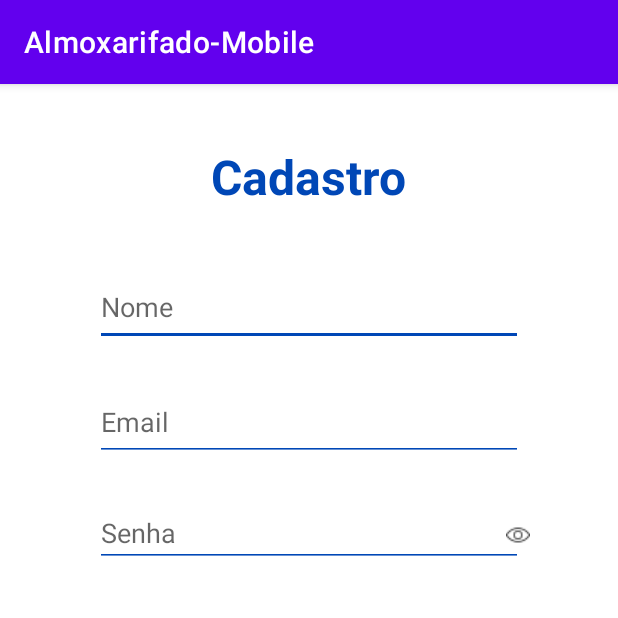
After one commit to FelipeMielkeVieira/AlmoxarifadoMobile, an Android app: the CadastroActivity screen opened directly, with no data from a screen before it, on a phone screen of 412 x 824 dp, the top half of it. The commit adds this screen. Run offline under Robolectric (Android 15) with nearby library versions, the phone set to English and light mode, and no system bars.

Commit message:
31/01 - 21:27

```diff
--- a/app/src/main/AndroidManifest.xml
+++ b/app/src/main/AndroidManifest.xml
@@ -19,6 +19,7 @@
             </intent-filter>
         </activity>
         <activity android:name=".HomeActivity"></activity>
+        <activity android:name=".CadastroActivity"></activity>
     </application>
 
 </manifest>
--- /dev/null
+++ b/app/src/main/java/com/example/almoxarifado_mobile/CadastroActivity.java
@@ -0,0 +1,14 @@
+package com.example.almoxarifado_mobile;
+
+import android.os.Bundle;
+
+import androidx.appcompat.app.AppCompatActivity;
+
+public class CadastroActivity extends AppCompatActivity {
+
+    @Override
+    protected void onCreate(Bundle savedInstanceState) {
+        super.onCreate(savedInstanceState);
+        setContentView(R.layout.activity_cadastro);
+    }
+}
--- /dev/null
+++ b/app/src/main/res/layout/activity_cadastro.xml
@@ -0,0 +1,79 @@
+<?xml version="1.0" encoding="utf-8"?>
+<androidx.constraintlayout.widget.ConstraintLayout xmlns:android="http://schemas.android.com/apk/res/android"
+    xmlns:app="http://schemas.android.com/apk/res-auto"
+    xmlns:tools="http://schemas.android.com/tools"
+    android:layout_width="match_parent"
+    android:layout_height="match_parent">
+
+    <TextView
+        android:id="@+id/textView4"
+        style="@style/tituloLogin"
+        android:layout_width="wrap_content"
+        android:layout_height="wrap_content"
+        android:layout_marginStart="135dp"
+        android:layout_marginTop="40dp"
+        android:layout_marginEnd="135dp"
+        android:text="Cadastro"
+        app:drawableTint="#0047B6"
+        app:layout_constraintEnd_toEndOf="parent"
+        app:layout_constraintStart_toStartOf="parent"
+        app:layout_constraintTop_toTopOf="parent" />
+
+    <EditText
+        android:id="@+id/editTextTextPersonName3"
+        style="@style/inputLogin"
+        android:layout_width="285dp"
+        android:layout_height="51dp"
+        android:layout_marginStart="40dp"
+        android:layout_marginTop="40dp"
+        android:layout_marginEnd="40dp"
+        android:ems="10"
+        android:hint="Nome"
+        android:inputType="textPersonName"
+        app:layout_constraintEnd_toEndOf="parent"
+        app:layout_constraintStart_toStartOf="parent"
+        app:layout_constraintTop_toBottomOf="@+id/textView4" />
+
+    <EditText
+        android:id="@+id/editTextTextPersonName5"
+        style="@style/inputLogin"
+        android:layout_width="285dp"
+        android:layout_height="51dp"
+        android:layout_marginStart="40dp"
+        android:layout_marginTop="25dp"
+        android:layout_marginEnd="40dp"
+        android:ems="10"
+        android:hint="Email"
+        android:inputType="textPersonName"
+        app:layout_constraintEnd_toEndOf="parent"
+        app:layout_constraintStart_toStartOf="parent"
+        app:layout_constraintTop_toBottomOf="@+id/editTextTextPersonName3" />
+
+    <EditText
+        android:id="@+id/editTextTextPersonName6"
+        style="@style/inputLogin"
+        android:layout_width="285dp"
+        android:layout_height="0dp"
+        android:layout_marginStart="40dp"
+        android:layout_marginTop="25dp"
+        android:layout_marginEnd="40dp"
+        android:ems="10"
+        android:hint="Senha"
+        android:inputType="textPersonName"
+        app:layout_constraintEnd_toEndOf="parent"
+        app:layout_constraintStart_toStartOf="parent"
+        app:layout_constraintTop_toBottomOf="@+id/editTextTextPersonName5" />
+
+    <ImageButton
+        android:id="@+id/botaoOlho2"
+        android:layout_width="54dp"
+        android:layout_height="48dp"
+        android:layout_marginTop="25dp"
+        android:layout_marginEnd="40dp"
+        android:background="@null"
+        android:onClick="mudarSenha"
+        app:layout_constraintEnd_toEndOf="parent"
+        app:layout_constraintTop_toBottomOf="@+id/editTextTextPersonName5"
+        app:srcCompat="@drawable/olho_aberto" />
+
+</androidx.constraintlayout.widget.ConstraintLayout>
```
Also changed, not shown: app/src/main/java/com/example/almoxarifado_mobile/MainActivity.java (+28 -0 lines), app/src/main/res/layout/activity_main.xml (+15 -3 lines), app/src/main/res/drawable/olho_fechado.png (added).
